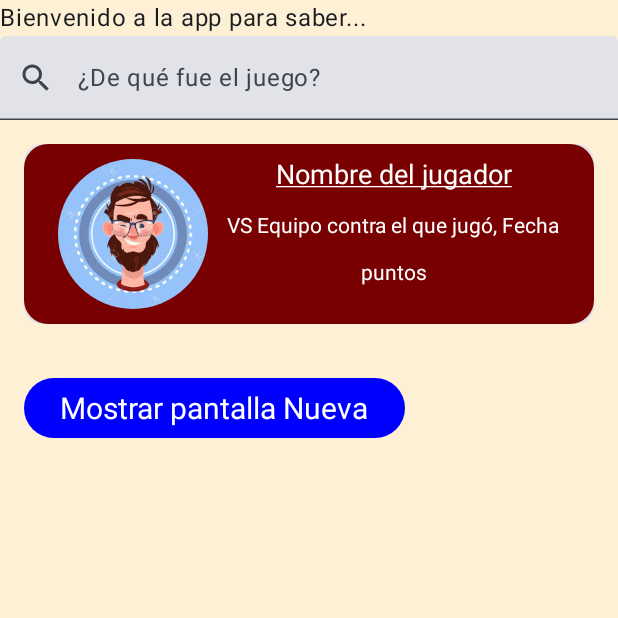
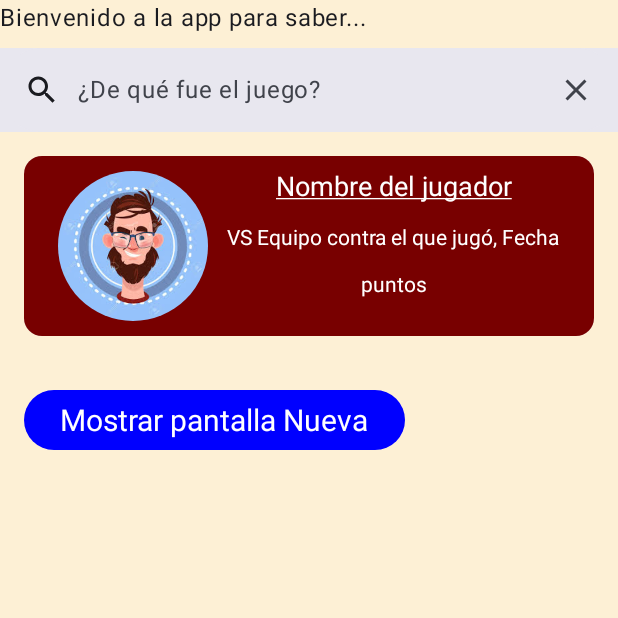
Before and after one commit to ayozera/TurnAndPoints, an Android app built with Jetpack Compose: the screen it shows after launch (MainActivity), on a phone screen of 412 x 824 dp, the top half of it. Run offline under Robolectric (Android 15) with nearby library versions, the phone set to English and light mode, and no system bars.

Commit message:
trabajando en la barra de busqueda

```diff
--- a/app/build.gradle.kts
+++ b/app/build.gradle.kts
@@ -61,6 +61,7 @@ dependencies {
     implementation("androidx.compose.ui:ui-tooling-preview")
     implementation("androidx.compose.material3:material3")
     implementation("androidx.navigation:navigation-runtime-ktx:2.7.5")
+    implementation("com.google.firebase:firebase-inappmessaging-ktx:20.4.0")
     testImplementation("junit:junit:4.13.2")
     androidTestImplementation("androidx.test.ext:junit:1.1.5")
     androidTestImplementation("androidx.test.espresso:espresso-core:3.5.1")
--- a/app/src/main/java/com/ayozera/turnpoints/MainActivity.kt
+++ b/app/src/main/java/com/ayozera/turnpoints/MainActivity.kt
@@ -24,6 +24,7 @@ import androidx.compose.foundation.shape.RoundedCornerShape
 import androidx.compose.material.icons.Icons
 import androidx.compose.material.icons.filled.Add
 import androidx.compose.material.icons.filled.ArrowForward
+import androidx.compose.material.icons.filled.Clear
 import androidx.compose.material.icons.filled.Search
 import androidx.compose.material3.AlertDialogDefaults.shape
 import androidx.compose.material3.Button
@@ -31,7 +32,9 @@ import androidx.compose.material3.ButtonDefaults
 import androidx.compose.material3.Card
 import androidx.compose.material3.ExperimentalMaterial3Api
 import androidx.compose.material3.Icon
+import androidx.compose.material3.IconButton
 import androidx.compose.material3.MaterialTheme
+import androidx.compose.material3.SearchBar
 import androidx.compose.material3.Surface
 import androidx.compose.material3.Text
 import androidx.compose.material3.TextField
@@ -45,6 +48,7 @@ import androidx.compose.ui.Modifier
 import androidx.compose.ui.draw.clip
 import androidx.compose.ui.geometry.CornerRadius
 import androidx.compose.ui.graphics.Color
+import androidx.compose.ui.graphics.RectangleShape
 import androidx.compose.ui.layout.ContentScale
 import androidx.compose.ui.modifier.modifierLocalMapOf
 import androidx.compose.ui.res.painterResource
@@ -89,9 +93,11 @@ fun showMainScreen(navController: NavHostController) {
         Text(text = "Bienvenido a la app para saber...")
         searchBar()
         playerCard()
-        Button(onClick = { navController.navigate(Routs.NuevaPartida.rout) },colors = ButtonDefaults.buttonColors(
-            containerColor = Color.Blue
-        ),
+        Button(
+            onClick = { navController.navigate(Routs.NuevaPartida.rout) },
+            colors = ButtonDefaults.buttonColors(
+                containerColor = Color.Blue
+            ),
             modifier = Modifier.padding(16.dp)
         ) {
             Text(
@@ -108,18 +114,36 @@ fun showMainScreen(navController: NavHostController) {
 @OptIn(ExperimentalMaterial3Api::class)
 @Composable
 fun searchBar() {
-    TextField(
-        value = "",
-        onValueChange = { },
-        modifier = Modifier.fillMaxWidth(),
-        placeholder = { Text("¿De qué fue el juego?") },
-        leadingIcon = { // Añade un icono al inicio del TextField
+    var searchBarPlaceHolder by remember { mutableStateOf("¿De qué fue el juego?") }
+    var query by remember { mutableStateOf("") }
+    SearchBar(
+        query = query,
+        onQueryChange = { newQuery -> query = newQuery },
+        onSearch = {},
+        active = false,
+        onActiveChange = {},
+        placeholder = { Text(searchBarPlaceHolder) },
+        leadingIcon = {
             Icon(
                 imageVector = Icons.Filled.Search,
-                contentDescription = "Buscar"
+                contentDescription = "Icono para buscar"
             )
-        }
-    )
+        },
+        trailingIcon = {
+            IconButton(onClick = {
+                query = ""
+            }) {
+                Icon(
+                    imageVector = Icons.Filled.Clear,
+                    contentDescription = "Icono para borrar lo escrito"
+                )
+            }
+        },
+        modifier = Modifier.fillMaxWidth(),
+        shape = RectangleShape
+    ) {
+
+    }
 }
 
 //@Preview(showBackground = true, showSystemUi = true)
@@ -133,7 +157,7 @@ fun playerCard() {
     ) {
         Row(
             modifier = Modifier
-                .background(color = Rojo, shape = RoundedCornerShape(16.dp))
+                .background(color = Rojo)
                 .fillMaxWidth()
                 .padding(10.dp),
             horizontalArrangement = Arrangement.SpaceEvenly
--- a/app/src/main/java/com/ayozera/turnpoints/activities/NuevaPartida.kt
+++ b/app/src/main/java/com/ayozera/turnpoints/activities/NuevaPartida.kt
@@ -2,7 +2,6 @@ package com.ayozera.turnpoints.activities
 
 import android.os.Build
 import androidx.annotation.RequiresApi
-import androidx.compose.foundation.layout.Arrangement
 import androidx.compose.foundation.layout.Column
 import androidx.compose.foundation.layout.Row
 import androidx.compose.foundation.layout.fillMaxWidth
@@ -28,7 +27,6 @@ import androidx.compose.material3.IconButton
 import androidx.compose.material3.MaterialTheme
 import androidx.compose.material3.RadioButton
 import androidx.compose.material3.Slider
-import androidx.compose.ui.Alignment
 import androidx.compose.ui.Modifier
 import androidx.compose.ui.unit.dp
 import java.time.LocalDateTime
@@ -44,10 +42,7 @@ fun PantallaNueva(navController: NavHostController) {
     var expandedPlayer by remember { mutableStateOf(false) }
     var selectedPlayer by remember { mutableStateOf(players.first()) }
 
-    Column (
-        verticalArrangement = Arrangement.SpaceEvenly,
-        horizontalAlignment = Alignment.CenterHorizontally
-    ){
+    Column {
         Text(text = "Introduce el nombre del jugador")
         TextField(
             value = selectedPlayer,
```
